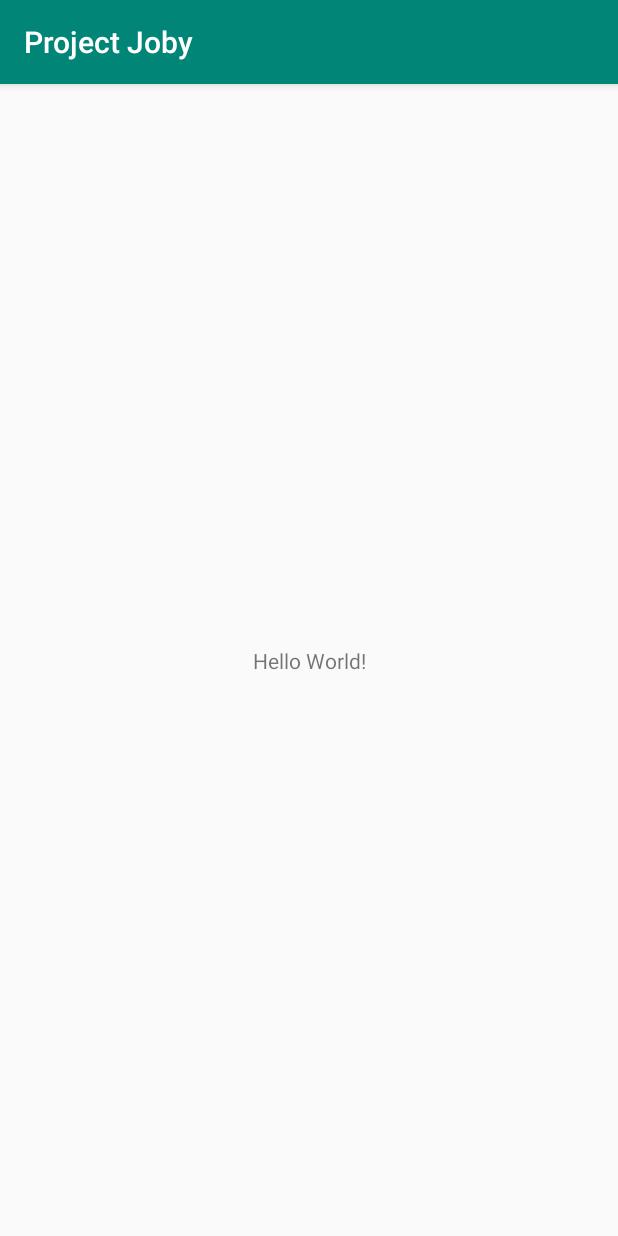
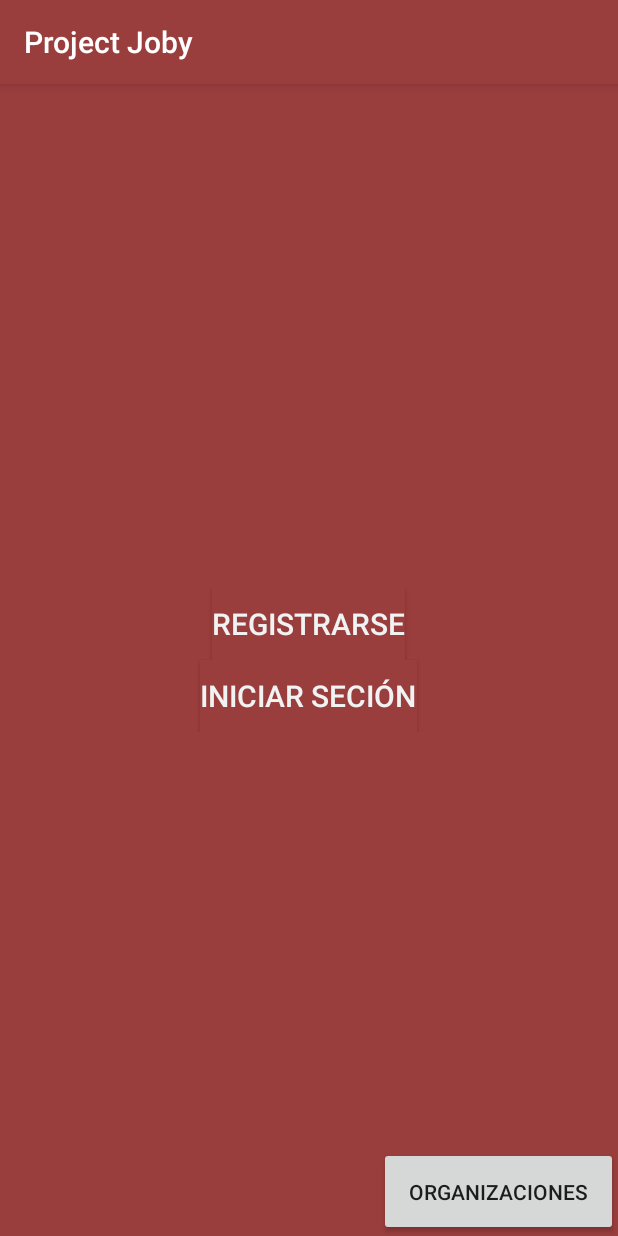
Before and after one commit to jordiugarte/ProjectJoby, an Android app: the screen it shows after launch (MainActivity), on a phone screen of 412 x 824 dp. Run offline under Robolectric (Android 15) with nearby library versions, the phone set to English and light mode, and no system bars.

```diff
--- a/app/build.gradle
+++ b/app/build.gradle
@@ -1,4 +1,5 @@
 apply plugin: 'com.android.application'
+apply plugin: 'com.google.gms.google-services'
 
 android {
     compileSdkVersion 28
@@ -22,6 +23,7 @@ dependencies {
     implementation fileTree(dir: 'libs', include: ['*.jar'])
     implementation 'com.android.support:appcompat-v7:28.0.0'
     implementation 'com.android.support.constraint:constraint-layout:1.1.3'
+    implementation 'com.google.firebase:firebase-auth:16.0.5'
     testImplementation 'junit:junit:4.12'
     androidTestImplementation 'com.android.support.test:runner:1.0.2'
     androidTestImplementation 'com.android.support.test.espresso:espresso-core:3.0.2'
--- a/app/src/main/AndroidManifest.xml
+++ b/app/src/main/AndroidManifest.xml
@@ -1,6 +1,7 @@
 <?xml version="1.0" encoding="utf-8"?>
 <manifest xmlns:android="http://schemas.android.com/apk/res/android"
     package="com.digitalstring.projectjoby" >
+    <uses-permission android:name="android.permission.INTERNET"/>
 
     <application
         android:allowBackup="true"
--- a/app/src/main/java/com/digitalstring/projectjoby/MainActivity.java
+++ b/app/src/main/java/com/digitalstring/projectjoby/MainActivity.java
@@ -2,6 +2,7 @@ package com.digitalstring.projectjoby;
 
 import android.support.v7.app.AppCompatActivity;
 import android.os.Bundle;
+import android.view.View;
 
 public class MainActivity extends AppCompatActivity {
 
@@ -10,4 +11,12 @@ public class MainActivity extends AppCompatActivity {
         super.onCreate(savedInstanceState);
         setContentView(R.layout.activity_main);
     }
+
+    public void register ( View view ){
+
+    }
+
+    public void log_in ( View view ){
+
+    }
 }
--- a/app/src/main/res/layout/activity_main.xml
+++ b/app/src/main/res/layout/activity_main.xml
@@ -1,19 +1,49 @@
 <?xml version="1.0" encoding="utf-8"?>
-<android.support.constraint.ConstraintLayout
+<FrameLayout
     xmlns:android="http://schemas.android.com/apk/res/android"
+    xmlns:app="http://schemas.android.com/apk/res-auto"
     xmlns:tools="http://schemas.android.com/tools"
-    xmlns:app="http://schemas.android.com/apk/res-auto"
     android:layout_width="match_parent"
     android:layout_height="match_parent"
-    tools:context=".MainActivity">
+    tools:context=".MainActivity"
+    android:background="@color/colorPrimary">
 
-    <TextView
+
+    <LinearLayout
+        android:layout_width="match_parent"
+        android:layout_height="wrap_content"
+        android:layout_gravity="center"
+        android:layout_margin="25dp"
+        android:orientation="vertical">
+
+        <Button
+            android:layout_width="wrap_content"
+            android:layout_height="wrap_content"
+            android:layout_gravity="center"
+            android:background="@color/colorPrimary"
+            android:text="Registrarse"
+            android:onClick="register"
+            android:textColor="@color/colorPrimaryWhite"
+            android:textSize="20sp" />
+
+
+        <Button
+            android:layout_width="wrap_content"
+            android:layout_height="match_parent"
+            android:layout_gravity="center"
+            android:background="@color/colorPrimary"
+            android:onClick="log_in"
+            android:text="Iniciar Seción"
+            android:textColor="@color/colorPrimaryWhite"
+            android:textSize="20sp" />
+
+    </LinearLayout>
+
+    <Button
         android:layout_width="wrap_content"
         android:layout_height="wrap_content"
-        android:text="Hello World!"
-        app:layout_constraintBottom_toBottomOf="parent"
-        app:layout_constraintLeft_toLeftOf="parent"
-        app:layout_constraintRight_toRightOf="parent"
-        app:layout_constraintTop_toTopOf="parent" />
+        android:layout_gravity="bottom|right"
+        android:text="Organizaciones"
+        android:padding="20dp"/>
 
-</android.support.constraint.ConstraintLayout>
+</FrameLayout>
--- a/app/src/main/res/values/colors.xml
+++ b/app/src/main/res/values/colors.xml
@@ -1,6 +1,6 @@
 <?xml version="1.0" encoding="utf-8"?>
 <resources>
-    <color name="colorPrimary">#008577</color>
-    <color name="colorPrimaryDark">#00574B</color>
-    <color name="colorAccent">#D81B60</color>
+    <color name="colorPrimary">#993D3D</color>
+    <color name="colorPrimaryWhite">#F1F3F3</color>
+    <color name="colorAccent">#0A0004</color>
 </resources>
--- a/build.gradle
+++ b/build.gradle
@@ -8,6 +8,7 @@ buildscript {
     }
     dependencies {
         classpath 'com.android.tools.build:gradle:3.4.0'
+        classpath 'com.google.gms:google-services:4.2.0'
 
         // NOTE: Do not place your application dependencies here; they belong
         // in the individual module build.gradle files
```
Also changed, not shown: app/src/main/java/com/digitalstring/projectjoby/Login.java (added, +110 -0 lines), app/src/main/res/drawable/button.xml (added, +7 -0 lines), app/src/main/res/drawable/edit_round.xml (added, +10 -0 lines), app/src/main/res/layout/activity_login.xml (added, +69 -0 lines), app/src/main/res/drawable/lock.png (added), app/src/main/res/drawable/user.png (added).
